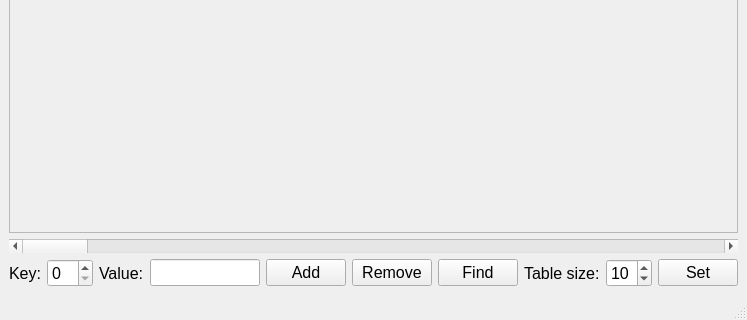
The window that QT_HashTable/MainWindow.ui (Dubrovskirill/TSU_Prog_term_4) describes before a commit, drawn with Qt 5; both pictures show x 0 to 747 and y 280 to 600 of the 747 by 600 pixel window.
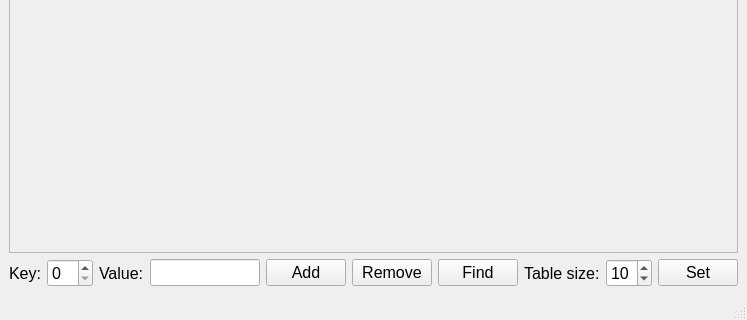
The same window after the commit. Custom widgets are drawn as their Qt base class.

Patch:
```diff
--- a/QT_HashTable/MainWindow.ui
+++ b/QT_HashTable/MainWindow.ui
@@ -31,7 +31,7 @@
          <x>0</x>
          <y>0</y>
          <width>723</width>
-         <height>443</height>
+         <height>467</height>
         </rect>
        </property>
        <layout class="QHBoxLayout" name="horizontalLayout_2">
@@ -44,13 +44,6 @@
       </widget>
      </widget>
     </item>
-    <item>
-     <widget class="QScrollBar" name="horizontalScrollBar">
-      <property name="orientation">
-       <enum>Qt::Horizontal</enum>
-      </property>
-     </widget>
-    </item>
     <item>
      <layout class="QHBoxLayout" name="horizontalLayout">
       <item>
```
